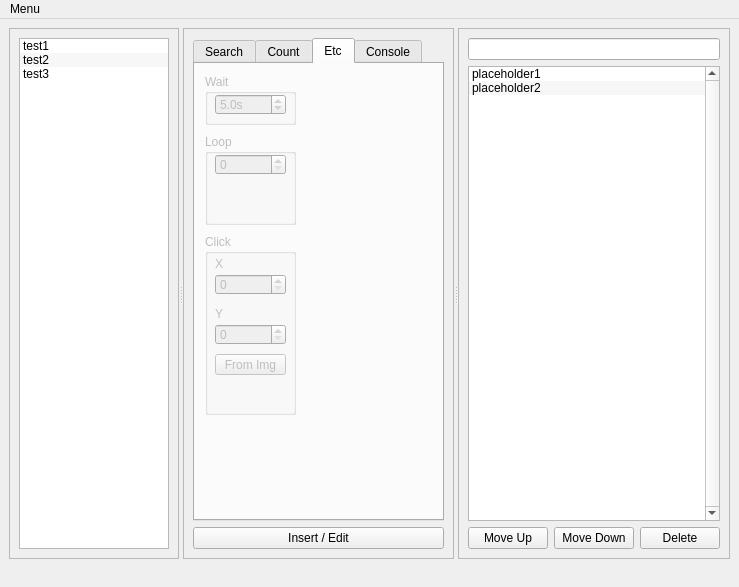
The window that Qt_UI/pymacro.ui (jupiterbjy/python-macro-practice) describes before a commit, drawn with Qt 5.
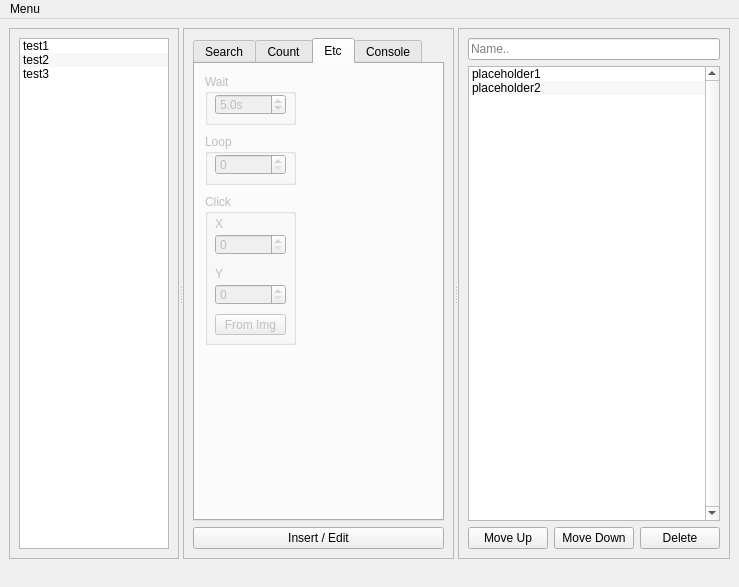
The same window after the commit. The open tabs and pages were chosen to show the change.

Commit message: Added new class Area, cleaned up pos class. Minor fixes on UI.

Diff of the .ui file:
```diff
--- a/Qt_UI/pymacro.ui
+++ b/Qt_UI/pymacro.ui
@@ -511,7 +511,7 @@
               <x>10</x>
               <y>70</y>
               <width>91</width>
-              <height>91</height>
+              <height>51</height>
              </rect>
             </property>
             <property name="title">
@@ -535,9 +535,9 @@
             <property name="geometry">
              <rect>
               <x>10</x>
-              <y>170</y>
+              <y>130</y>
               <width>91</width>
-              <height>181</height>
+              <height>151</height>
              </rect>
             </property>
             <property name="title">
@@ -696,7 +696,14 @@
          </widget>
         </item>
         <item row="0" column="0" colspan="3">
-         <widget class="QLineEdit" name="nameLine"/>
+         <widget class="QLineEdit" name="nameLine">
+          <property name="inputMask">
+           <string/>
+          </property>
+          <property name="placeholderText">
+           <string>Name..</string>
+          </property>
+         </widget>
         </item>
         <item row="1" column="0" colspan="3">
          <widget class="QListWidget" name="sequenceList">
```
The commit also changes 4 other files.
